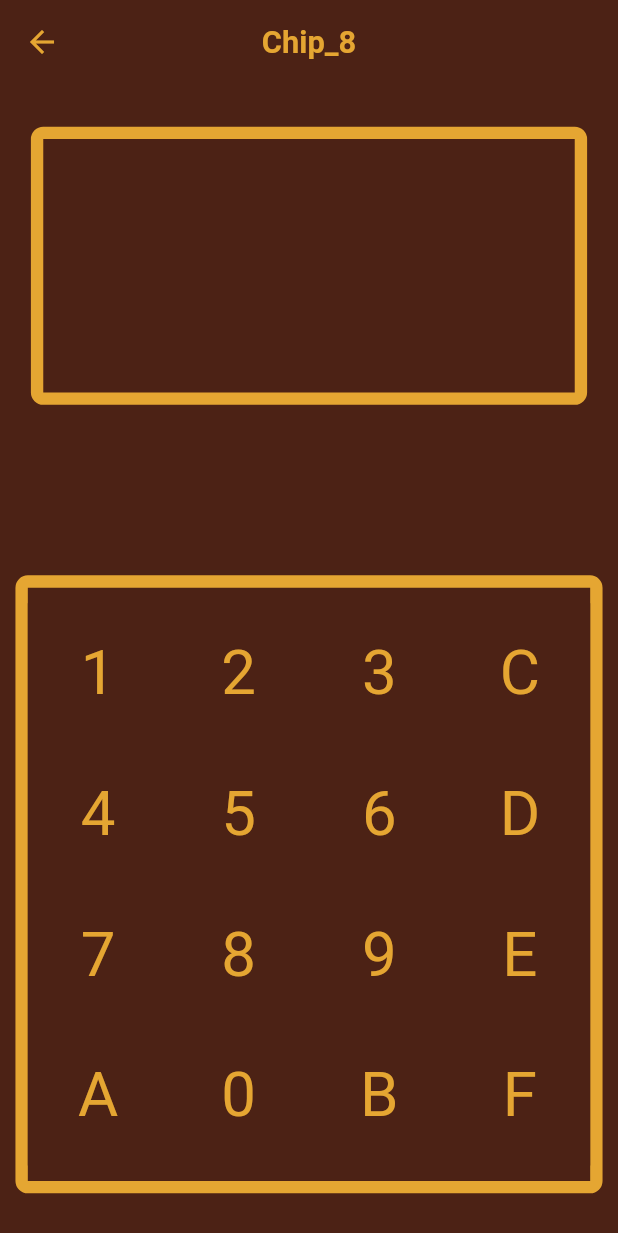
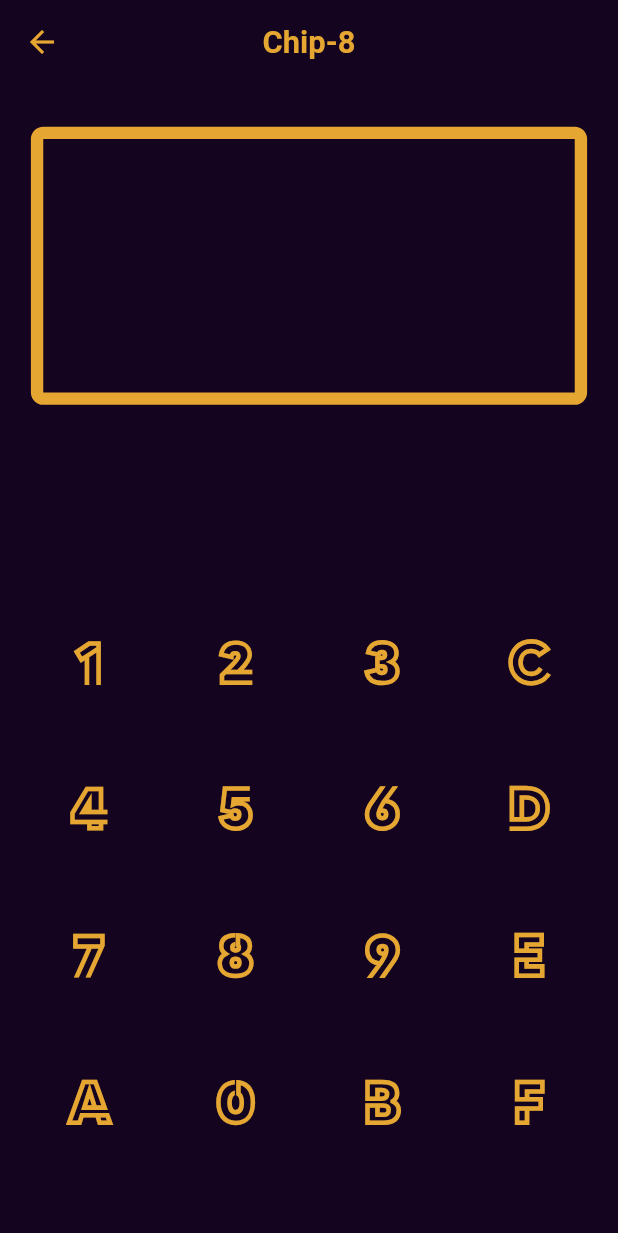
Before and after one commit to Literal-Eval/Chip_8-Flutter, a Flutter app: the Console screen opened directly, on a phone screen of 412 x 824 dp. Shown: the top 1233 px of the screen. Run offline on Flutter 3.47's test engine with Material 2 defaults, Android fonts, the light colour scheme and no system bars; our stand-ins replace flutter_riverpod, just_audio; missing offline and left inert: audio_session, just_audio_web; Roboto replaces fonts that are missing (Abang).

Commit message:
change fonts

```diff
--- a/lib/data/constants.dart
+++ b/lib/data/constants.dart
@@ -7,7 +7,8 @@ const int kRefRate = 60;
 // const Color kSecondaryColor = Color(0xFF31322D);
 
 const Color kPrimaryColor = Color(0xFFE5A632);
-const Color kSecondaryColor = Color(0xFF4C2215);
+const Color kSecondaryColor = Color(0xFF140420);
+const Color kButtonColor = Color(0xFF4C2215);
 
 // SanFransisco Color Pallete
 
--- a/lib/main.dart
+++ b/lib/main.dart
@@ -21,6 +21,7 @@ void main() async {
             titleTextStyle: TextStyle(
               color: kPrimaryColor,
               fontWeight: FontWeight.bold,
+              fontFamily: 'Abang',
             ),
             iconTheme: IconThemeData(color: kPrimaryColor),
           ),
--- a/lib/screens/console.dart
+++ b/lib/screens/console.dart
@@ -67,7 +67,7 @@ class _ConsoleState extends State<Console> with TickerProviderStateMixin {
     return Scaffold(
       appBar: AppBar(
         centerTitle: true,
-        title: const Text('Chip_8'),
+        title: const Text('Chip-8'),
         titleTextStyle: AppBarTheme.of(context)
             .titleTextStyle!
             .copyWith(fontSize: SizeConfig.widthPercent * 5),
--- a/lib/widgets/keyboard.dart
+++ b/lib/widgets/keyboard.dart
@@ -11,13 +11,13 @@ class Keyboard extends StatelessWidget {
     return Container(
       width: SizeConfig.widthPercent * 95,
       height: SizeConfig.heightPercent * 50,
-      decoration: BoxDecoration(
-        borderRadius: BorderRadius.circular(SizeConfig.widthPercent * 2),
-        border: Border.all(
-          color: kPrimaryColor,
-          width: SizeConfig.widthPercent * 2,
-        ),
-      ),
+      // decoration: BoxDecoration(
+      //   borderRadius: BorderRadius.circular(SizeConfig.widthPercent * 2),
+      //   border: Border.all(
+      //     color: kPrimaryColor,
+      //     width: SizeConfig.widthPercent * 2,
+      //   ),
+      // ),
       child: Center(
         child: GridView.count(
           shrinkWrap: true,
@@ -43,6 +43,7 @@ class KeypadButton extends StatelessWidget {
   @override
   Widget build(BuildContext context) {
     return Material(
+      // shadowColor: kShadowColor,
       color: kSecondaryColor,
       child: InkWell(
         splashColor: kPrimaryColor.withOpacity(0.5),
@@ -51,6 +52,8 @@ class KeypadButton extends StatelessWidget {
             keyName,
             style: TextStyle(
               fontSize: SizeConfig.widthPercent * 10,
+              fontWeight: FontWeight.bold,
+              fontFamily: 'NEONLEDLight',
             ),
           ),
         ),
```
Also changed, not shown: assets/designs/Group 37 2.png (added), assets/designs/Vintage Calculators Veerle's Blog 4_0.jpeg (added), assets/designs/kisspng-calculator-symbol-computer-icons-calculation-calculator-icon-5b4bf98b579f50.0035728915317057393589.jpg (added), assets/designs/pngtree-calculator-icon-design-png-image_4269581.jpg (added), 4 other files.
